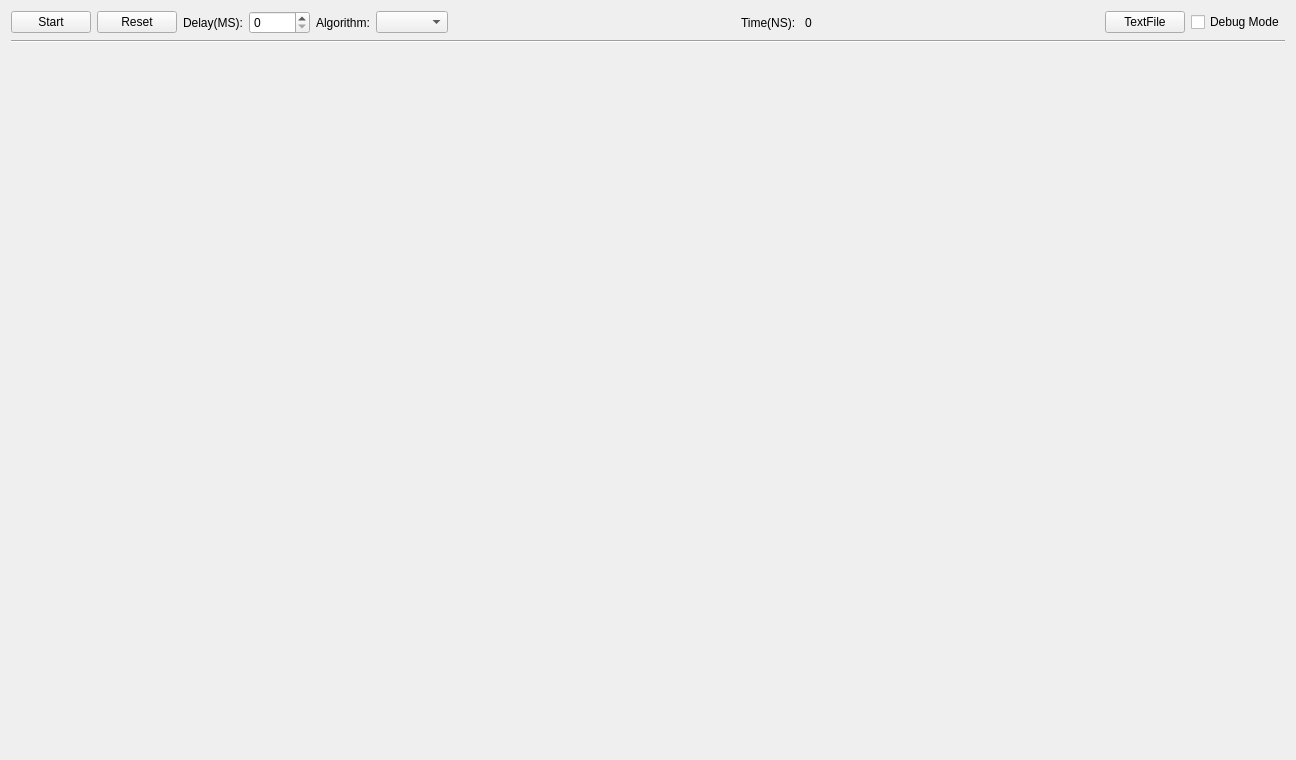
The window that AF_Program/AF_Program/TabUI.ui (AndrewF001/Andrews_Program) describes before a commit, drawn with Qt 5.
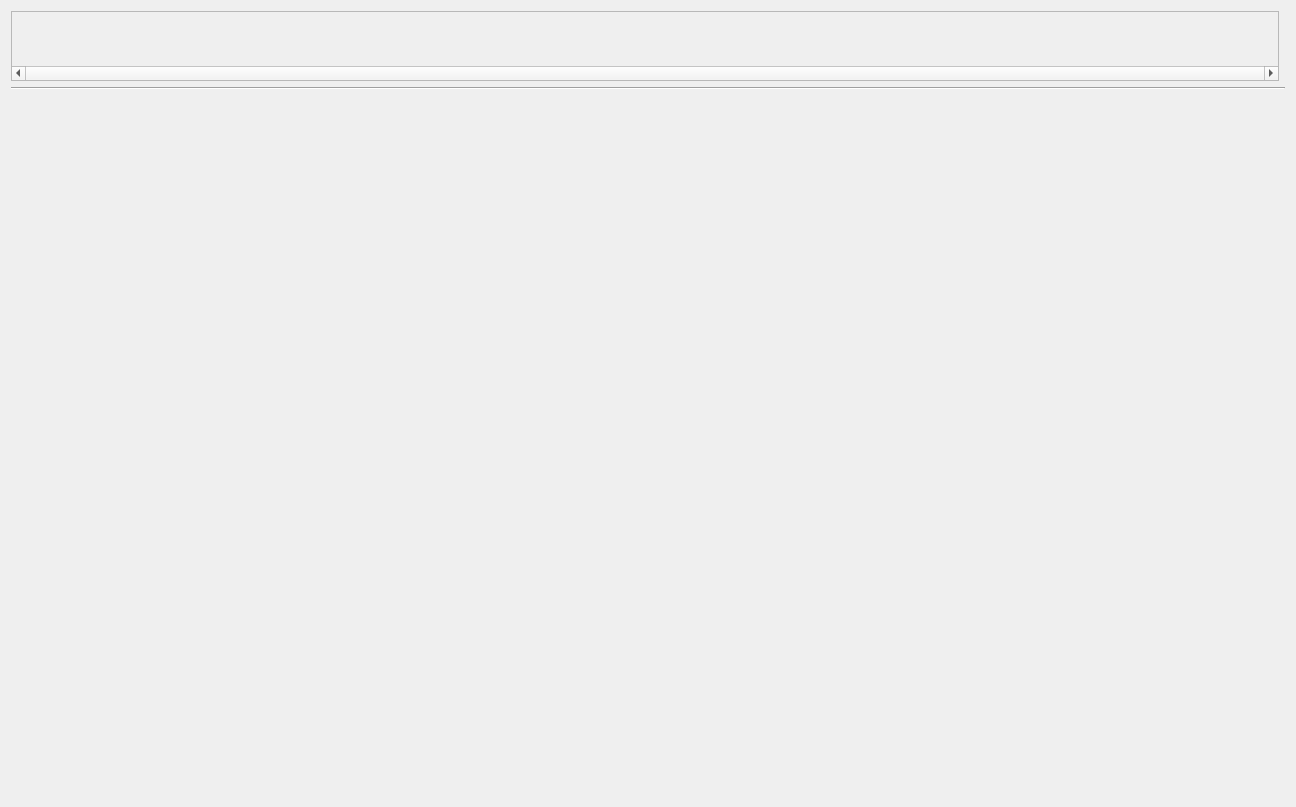
The same window after the commit.

The edit to the form file:
```diff
--- a/AF_Program/AF_Program/TabUI.ui
+++ b/AF_Program/AF_Program/TabUI.ui
@@ -7,7 +7,7 @@
     <x>0</x>
     <y>0</y>
     <width>1296</width>
-    <height>757</height>
+    <height>804</height>
    </rect>
   </property>
   <property name="sizePolicy">
@@ -23,14 +23,7 @@
    <property name="horizontalSpacing">
     <number>6</number>
    </property>
-   <item row="0" column="1">
-    <widget class="QPushButton" name="SecondaryBtn">
-     <property name="text">
-      <string>Reset</string>
-     </property>
-    </widget>
-   </item>
-   <item row="1" column="0" colspan="14">
+   <item row="1" column="1" colspan="2">
     <widget class="Line" name="line">
      <property name="sizePolicy">
       <sizepolicy hsizetype="Expanding" vsizetype="Fixed">
@@ -43,96 +36,7 @@
      </property>
     </widget>
    </item>
-   <item row="0" column="8">
-    <widget class="QLabel" name="label_3">
-     <property name="text">
-      <string>Time(NS): </string>
-     </property>
-    </widget>
-   </item>
-   <item row="0" column="7">
-    <spacer name="horizontalSpacer">
-     <property name="orientation">
-      <enum>Qt::Horizontal</enum>
-     </property>
-     <property name="sizeType">
-      <enum>QSizePolicy::Expanding</enum>
-     </property>
-     <property name="sizeHint" stdset="0">
-      <size>
-       <width>40</width>
-       <height>20</height>
-      </size>
-     </property>
-    </spacer>
-   </item>
-   <item row="0" column="13">
-    <widget class="QCheckBox" name="DebugMode">
-     <property name="text">
-      <string>Debug Mode</string>
-     </property>
-    </widget>
-   </item>
-   <item row="0" column="3">
-    <widget class="QSpinBox" name="DelaySpinBox">
-     <property name="minimumSize">
-      <size>
-       <width>55</width>
-       <height>0</height>
-      </size>
-     </property>
-     <property name="maximum">
-      <number>99999</number>
-     </property>
-     <property name="stepType">
-      <enum>QAbstractSpinBox::DefaultStepType</enum>
-     </property>
-    </widget>
-   </item>
-   <item row="0" column="6">
-    <widget class="QWidget" name="LeftTitleWidget" native="true"/>
-   </item>
-   <item row="0" column="11">
-    <spacer name="horizontalSpacer_2">
-     <property name="orientation">
-      <enum>Qt::Horizontal</enum>
-     </property>
-     <property name="sizeHint" stdset="0">
-      <size>
-       <width>40</width>
-       <height>20</height>
-      </size>
-     </property>
-    </spacer>
-   </item>
-   <item row="0" column="2">
-    <widget class="QLabel" name="label_2">
-     <property name="text">
-      <string>Delay(MS):</string>
-     </property>
-    </widget>
-   </item>
-   <item row="0" column="5">
-    <widget class="QComboBox" name="AlgoComboBox"/>
-   </item>
-   <item row="0" column="9">
-    <widget class="QLabel" name="TimerLab">
-     <property name="text">
-      <string>0</string>
-     </property>
-    </widget>
-   </item>
-   <item row="0" column="10">
-    <widget class="QWidget" name="RightTitleWidget" native="true"/>
-   </item>
-   <item row="0" column="0">
-    <widget class="QPushButton" name="PrimaryBtn">
-     <property name="text">
-      <string>Start</string>
-     </property>
-    </widget>
-   </item>
-   <item row="2" column="0" colspan="14">
+   <item row="2" column="1" colspan="2">
     <widget class="QWidget" name="MainTabWidget" native="true">
      <property name="sizePolicy">
       <sizepolicy hsizetype="Expanding" vsizetype="Expanding">
@@ -148,18 +52,33 @@
      </property>
     </widget>
    </item>
-   <item row="0" column="4">
-    <widget class="QLabel" name="label">
-     <property name="text">
-      <string>Algorithm:</string>
+   <item row="0" column="1">
+    <widget class="QScrollArea" name="MenuScrollArea">
+     <property name="sizePolicy">
+      <sizepolicy hsizetype="Expanding" vsizetype="Preferred">
+       <horstretch>0</horstretch>
+       <verstretch>0</verstretch>
+      </sizepolicy>
      </property>
-    </widget>
-   </item>
-   <item row="0" column="12">
-    <widget class="QPushButton" name="TextFileBtn">
-     <property name="text">
-      <string>TextFile</string>
+     <property name="verticalScrollBarPolicy">
+      <enum>Qt::ScrollBarAlwaysOff</enum>
      </property>
+     <property name="horizontalScrollBarPolicy">
+      <enum>Qt::ScrollBarAlwaysOn</enum>
+     </property>
+     <property name="widgetResizable">
+      <bool>true</bool>
+     </property>
+     <widget class="QWidget" name="scrollAreaWidgetContents">
+      <property name="geometry">
+       <rect>
+        <x>0</x>
+        <y>0</y>
+        <width>1270</width>
+        <height>52</height>
+       </rect>
+      </property>
+     </widget>
     </widget>
    </item>
   </layout>
```
